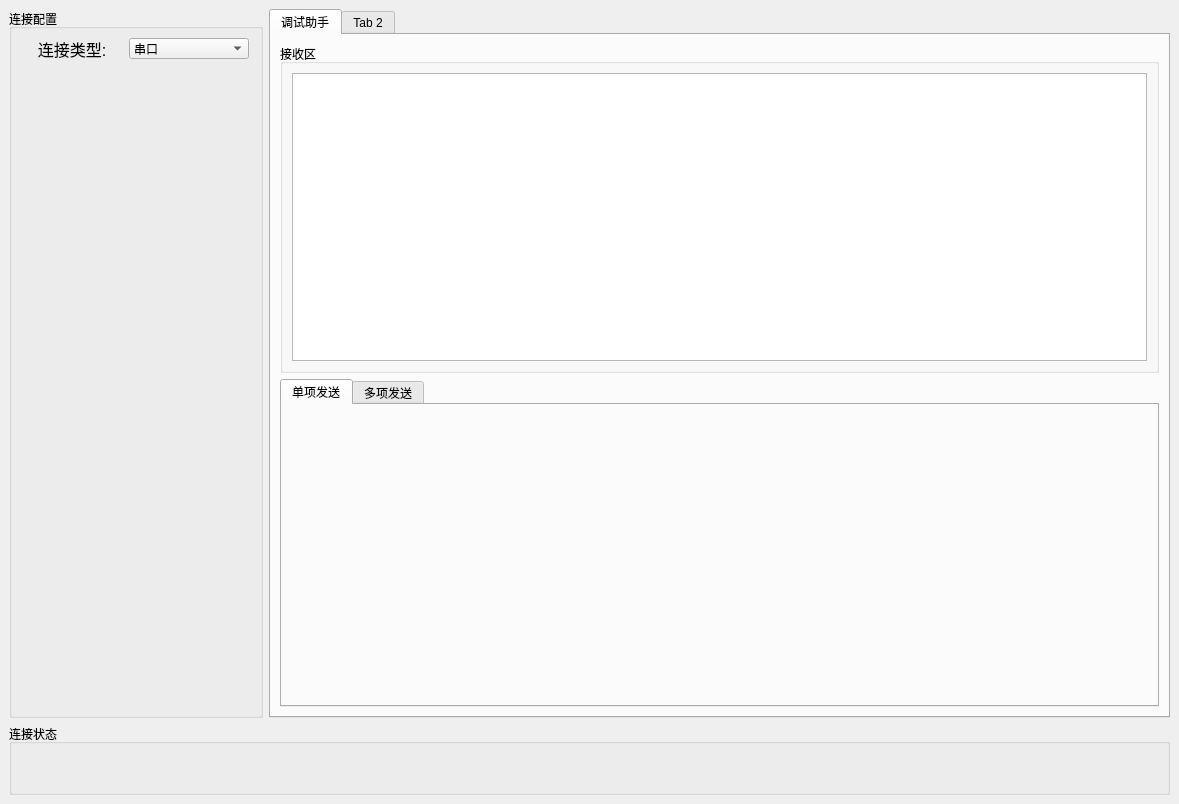
Before: the Qt Designer form form/main_window.ui in half-nothing/UpperComputer, drawn with Qt 5.
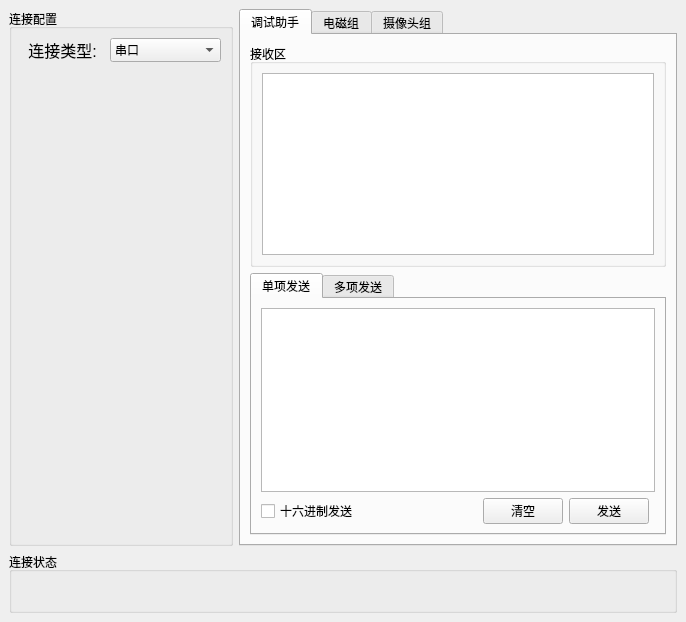
After: the same form once the commit is applied. The open tabs and pages were chosen to show the change. Custom widgets are drawn as their Qt base class.

Commit message: 完成十六进制转换,完成UDP和TCP配置页面

Patch:
```diff
--- a/form/main_window.ui
+++ b/form/main_window.ui
@@ -7,17 +7,188 @@
    <rect>
     <x>0</x>
     <y>0</y>
-    <width>1174</width>
-    <height>804</height>
+    <width>686</width>
+    <height>622</height>
    </rect>
   </property>
+  <property name="minimumSize">
+   <size>
+    <width>0</width>
+    <height>0</height>
+   </size>
+  </property>
   <property name="windowTitle">
    <string>MainWindow</string>
   </property>
   <widget class="QWidget" name="centralwidget">
+   <property name="minimumSize">
+    <size>
+     <width>686</width>
+     <height>0</height>
+    </size>
+   </property>
    <layout class="QGridLayout" name="gridLayout_6">
+    <item row="0" column="1">
+     <widget class="QTabWidget" name="tabWidget">
+      <property name="sizePolicy">
+       <sizepolicy hsizetype="Preferred" vsizetype="Preferred">
+        <horstretch>0</horstretch>
+        <verstretch>0</verstretch>
+       </sizepolicy>
+      </property>
+      <property name="minimumSize">
+       <size>
+        <width>0</width>
+        <height>0</height>
+       </size>
+      </property>
+      <property name="currentIndex">
+       <number>0</number>
+      </property>
+      <widget class="QWidget" name="debug_helper">
+       <attribute name="title">
+        <string>调试助手</string>
+       </attribute>
+       <layout class="QVBoxLayout" name="verticalLayout">
+        <item>
+         <widget class="QGroupBox" name="receive_area">
+          <property name="title">
+           <string>接收区</string>
+          </property>
+          <layout class="QGridLayout" name="gridLayout">
+           <item row="0" column="0">
+            <widget class="QPlainTextEdit" name="receive_text"/>
+           </item>
+          </layout>
+         </widget>
+        </item>
+        <item>
+         <widget class="QTabWidget" name="send_area">
+          <property name="currentIndex">
+           <number>0</number>
+          </property>
+          <widget class="QWidget" name="single_send">
+           <attribute name="title">
+            <string>单项发送</string>
+           </attribute>
+           <layout class="QGridLayout" name="gridLayout_7">
+            <item row="1" column="1">
+             <spacer name="horizontalSpacer">
+              <property name="orientation">
+               <enum>Qt::Horizontal</enum>
+              </property>
+              <property name="sizeHint" stdset="0">
+               <size>
+                <width>40</width>
+                <height>20</height>
+               </size>
+              </property>
+             </spacer>
+            </item>
+            <item row="1" column="3">
+             <widget class="QPushButton" name="pushButton_2">
+              <property name="text">
+               <string>发送</string>
+              </property>
+             </widget>
+            </item>
+            <item row="1" column="2">
+             <widget class="QPushButton" name="pushButton">
+              <property name="text">
+               <string>清空</string>
+              </property>
+             </widget>
+            </item>
+            <item row="1" column="0">
+             <widget class="QCheckBox" name="checkBox">
+              <property name="text">
+               <string>十六进制发送</string>
+              </property>
+             </widget>
+            </item>
+            <item row="0" column="0" colspan="5">
+             <widget class="QPlainTextEdit" name="plainTextEdit"/>
+            </item>
+           </layout>
+          </widget>
+          <widget class="QWidget" name="multiterm_send">
+           <attribute name="title">
+            <string>多项发送</string>
+           </attribute>
+          </widget>
+         </widget>
+        </item>
+       </layout>
+      </widget>
+      <widget class="QWidget" name="electromagnetism">
+       <attribute name="title">
+        <string>电磁组</string>
+       </attribute>
+      </widget>
+      <widget class="QWidget" name="camera">
+       <attribute name="title">
+        <string>摄像头组</string>
+       </attribute>
+      </widget>
+     </widget>
+    </item>
+    <item row="4" column="0" colspan="2">
+     <widget class="QGroupBox" name="groupBox_2">
+      <property name="sizePolicy">
+       <sizepolicy hsizetype="Expanding" vsizetype="Fixed">
+        <horstretch>0</horstretch>
+        <verstretch>0</verstretch>
+       </sizepolicy>
+      </property>
+      <property name="minimumSize">
+       <size>
+        <width>0</width>
+        <height>61</height>
+       </size>
+      </property>
+      <property name="title">
+       <string>连接状态</string>
+      </property>
+      <layout class="QGridLayout" name="gridLayout_2">
+       <property name="leftMargin">
+        <number>4</number>
+       </property>
+       <property name="topMargin">
+        <number>0</number>
+       </property>
+       <property name="rightMargin">
+        <number>4</number>
+       </property>
+       <property name="bottomMargin">
+        <number>0</number>
+       </property>
+       <item row="0" column="0">
+        <widget class="SoftStatus" name="soft_status" native="true">
+         <property name="sizePolicy">
+          <sizepolicy hsizetype="Expanding" vsizetype="Fixed">
+           <horstretch>0</horstretch>
+           <verstretch>0</verstretch>
+          </sizepolicy>
+         </property>
+         <property name="minimumSize">
+          <size>
+           <width>0</width>
+           <height>33</height>
+          </size>
+         </property>
+        </widget>
+       </item>
+      </layout>
+     </widget>
+    </item>
     <item row="0" column="0">
      <widget class="QGroupBox" name="groupBox">
+      <property name="sizePolicy">
+       <sizepolicy hsizetype="Fixed" vsizetype="Preferred">
+        <horstretch>0</horstretch>
+        <verstretch>0</verstretch>
+       </sizepolicy>
+      </property>
       <property name="title">
        <string>连接配置</string>
       </property>
@@ -27,14 +198,14 @@
          <item row="0" column="0">
           <widget class="QLabel" name="label">
            <property name="sizePolicy">
-            <sizepolicy hsizetype="Fixed" vsizetype="Fixed">
-             <horstretch>0</horstretch>
+            <sizepolicy hsizetype="Preferred" vsizetype="Preferred">
+             <horstretch>3</horstretch>
              <verstretch>0</verstretch>
             </sizepolicy>
            </property>
            <property name="minimumSize">
             <size>
-             <width>100</width>
+             <width>0</width>
              <height>20</height>
             </size>
            </property>
@@ -54,15 +225,15 @@
          <item row="0" column="1">
           <widget class="QComboBox" name="connect_config_select">
            <property name="sizePolicy">
-            <sizepolicy hsizetype="Fixed" vsizetype="Fixed">
-             <horstretch>0</horstretch>
+            <sizepolicy hsizetype="Preferred" vsizetype="Preferred">
+             <horstretch>4</horstretch>
              <verstretch>0</verstretch>
             </sizepolicy>
            </property>
            <property name="minimumSize">
             <size>
-             <width>120</width>
-             <height>21</height>
+             <width>0</width>
+             <height>20</height>
             </size>
            </property>
            <property name="currentText">
@@ -129,7 +300,7 @@
           <item row="0" column="0">
            <widget class="QStackedWidget" name="connect_config">
             <property name="sizePolicy">
-             <sizepolicy hsizetype="Expanding" vsizetype="Expanding">
+             <sizepolicy hsizetype="Preferred" vsizetype="Preferred">
               <horstretch>0</horstretch>
               <verstretch>0</verstretch>
              </sizepolicy>
@@ -137,7 +308,7 @@
             <property name="minimumSize">
              <size>
               <width>200</width>
-              <height>641</height>
+              <height>453</height>
              </size>
             </property>
             <property name="maximumSize">
@@ -160,85 +331,6 @@
       </layout>
      </widget>
     </item>
-    <item row="0" column="1">
-     <widget class="QTabWidget" name="tabWidget">
-      <property name="minimumSize">
-       <size>
-        <width>901</width>
-        <height>701</height>
-       </size>
-      </property>
-      <property name="currentIndex">
-       <number>0</number>
-      </property>
-      <widget class="QWidget" name="debug_helper">
-       <attribute name="title">
-        <string>调试助手</string>
-       </attribute>
-       <layout class="QVBoxLayout" name="verticalLayout">
-        <item>
-         <widget class="QGroupBox" name="receive_area">
-          <property name="title">
-           <string>接收区</string>
-          </property>
-          <layout class="QGridLayout" name="gridLayout">
-           <item row="0" column="0">
-            <widget class="QPlainTextEdit" name="receive_text"/>
-           </item>
-          </layout>
-         </widget>
-        </item>
-        <item>
-         <widget class="QTabWidget" name="send_area">
-          <property name="currentIndex">
-           <number>1</number>
-          </property>
-          <widget class="QWidget" name="single_send">
-           <attribute name="title">
-            <string>单项发送</string>
-           </attribute>
-          </widget>
-          <widget class="QWidget" name="multiterm_send">
-           <attribute name="title">
-            <string>多项发送</string>
-           </attribute>
-          </widget>
-         </widget>
-        </item>
-       </layout>
-      </widget>
-      <widget class="QWidget" name="tab_2">
-       <attribute name="title">
-        <string>Tab 2</string>
-       </attribute>
-      </widget>
-     </widget>
-    </item>
-    <item row="1" column="0" colspan="2">
-     <widget class="QGroupBox" name="groupBox_2">
-      <property name="minimumSize">
-       <size>
-        <width>1161</width>
-        <height>61</height>
-       </size>
-      </property>
-      <property name="title">
-       <string>连接状态</string>
-      </property>
-      <layout class="QGridLayout" name="gridLayout_2">
-       <item row="0" column="0">
-        <widget class="SoftStatus" name="soft_status" native="true">
-         <property name="minimumSize">
-          <size>
-           <width>658</width>
-           <height>33</height>
-          </size>
-         </property>
-        </widget>
-       </item>
-      </layout>
-     </widget>
-    </item>
    </layout>
   </widget>
   <widget class="QMenuBar" name="menubar">
```
Left out of the diff: 39 changed lines with no effect on the pictures. The commit also changes 14 other files.
